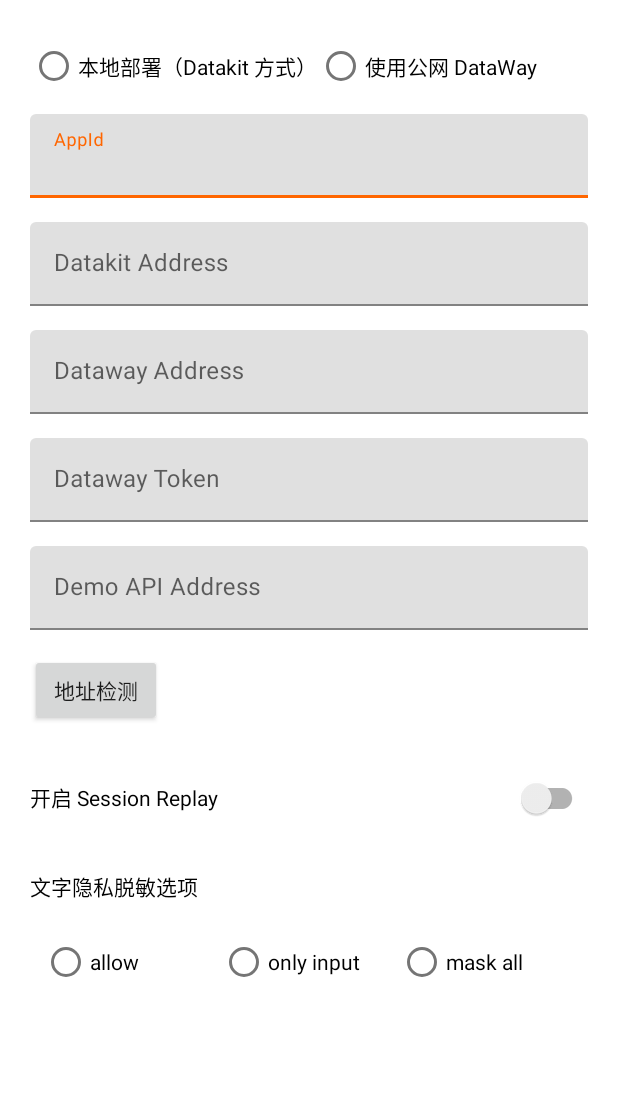
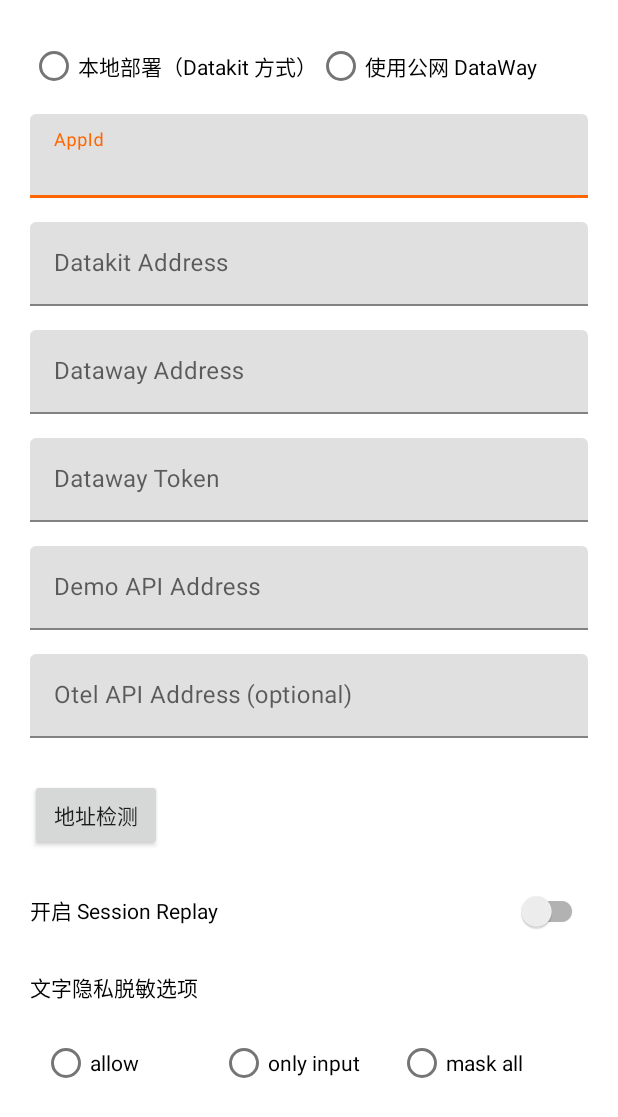
Before and after one commit to GuanceDemo/guance-app-demo, an Android app built with Jetpack Compose: the layout activity_setting.xml on its own in the app's theme, with its tools: preview values and no code run, on a phone screen of 412 x 824 dp. Shown: the top 1117 px of the screen. Run offline under Robolectric (Android 15) with nearby library versions, the phone set to English and light mode, and no system bars.

Commit message:
merge 错误调整，打包配置调整

```diff
--- a/src/android/demo/app/src/main/java/com/cloudcare/ft/mobile/sdk/demo/DemoApplication.kt
+++ b/src/android/demo/app/src/main/java/com/cloudcare/ft/mobile/sdk/demo/DemoApplication.kt
@@ -41,7 +41,7 @@ open class DemoApplication : Application() {
     override fun onCreate() {
         super.onCreate()
         setSDK(this)
-        setOtelSDK()
+        setOtelSDK(this)
     }
 
     companion object {
@@ -124,9 +124,9 @@ open class DemoApplication : Application() {
         /**
          * 设置 otel SDK
          */
-        fun setOtelSDK() {
+        fun setOtelSDK(context: Context) {
             try {
-                val data = SettingConfigManager.readSetting()
+                val data = SettingConfigManager.readSetting(context)
                 val otlpExporter = OtlpHttpSpanExporter.builder()
                     .setEndpoint(data.otelAddress) // APM 服务器地址
                     .build()
--- a/src/android/demo/app/src/main/res/layout/activity_setting.xml
+++ b/src/android/demo/app/src/main/res/layout/activity_setting.xml
@@ -111,6 +111,22 @@
 
         </com.google.android.material.textfield.TextInputLayout>
 
+        <com.google.android.material.textfield.TextInputLayout
+            android:id="@+id/setting_otel_api_layout"
+            android:layout_width="match_parent"
+            android:layout_height="wrap_content"
+            android:layout_marginBottom="27dp"
+            android:hint="@string/otel_api_address">
+
+            <com.google.android.material.textfield.TextInputEditText
+                android:id="@+id/setting_otel_api_et"
+                android:layout_width="match_parent"
+                android:layout_height="wrap_content"
+                android:ems="15"
+                android:inputType="textUri" />
+
+        </com.google.android.material.textfield.TextInputLayout>
+
 
         <androidx.appcompat.widget.AppCompatButton
             android:id="@+id/setting_check"
@@ -122,7 +138,7 @@
         <LinearLayout
             android:layout_width="match_parent"
             android:layout_height="wrap_content"
-            android:layout_marginTop="24dp"
+            android:layout_marginTop="16dp"
             android:layout_marginBottom="8dp">
 
             <TextView
@@ -142,7 +158,7 @@
         <TextView
             android:layout_width="wrap_content"
             android:layout_height="wrap_content"
-            android:layout_marginTop="16dp"
+            android:layout_marginTop="8dp"
             android:text="@string/setting_privacy_option"
             android:textColor="#000" />
 
@@ -173,10 +189,8 @@
                 android:layout_width="0dp"
                 android:layout_height="wrap_content"
                 android:layout_weight="1"
-
                 android:text="@string/setting_privacy_mask" />
         </RadioGroup>
 
-
     </LinearLayout>
 </ScrollView>
```
Also changed, not shown: src/android/demo/app/build.gradle (+2 -5 lines), 1 other file.
